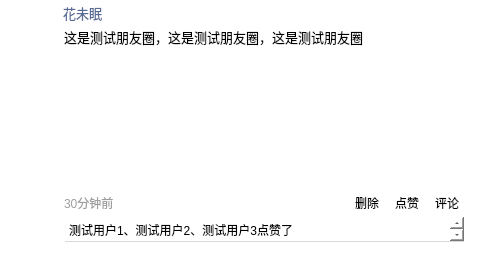
linhaojun857/cooper-im-client, file view/PyqItem.ui: the form before one commit.
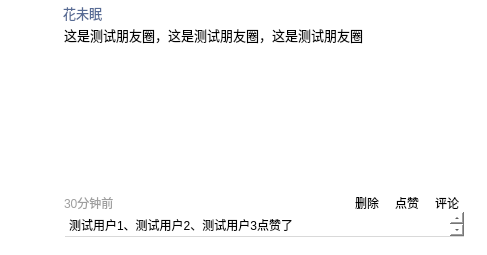
The form after the commit. Icons and pictures are not drawn.

The edit to the form file:
```diff
--- a/view/PyqItem.ui
+++ b/view/PyqItem.ui
@@ -7,7 +7,7 @@
     <x>0</x>
     <y>0</y>
     <width>487</width>
-    <height>260</height>
+    <height>255</height>
    </rect>
   </property>
   <property name="minimumSize">
@@ -73,7 +73,7 @@
    <property name="geometry">
     <rect>
      <x>60</x>
-     <y>23</y>
+     <y>21</y>
      <width>402</width>
      <height>28</height>
     </rect>
@@ -168,7 +168,7 @@
    <property name="geometry">
     <rect>
      <x>65</x>
-     <y>217</y>
+     <y>212</y>
      <width>399</width>
      <height>25</height>
     </rect>
```
